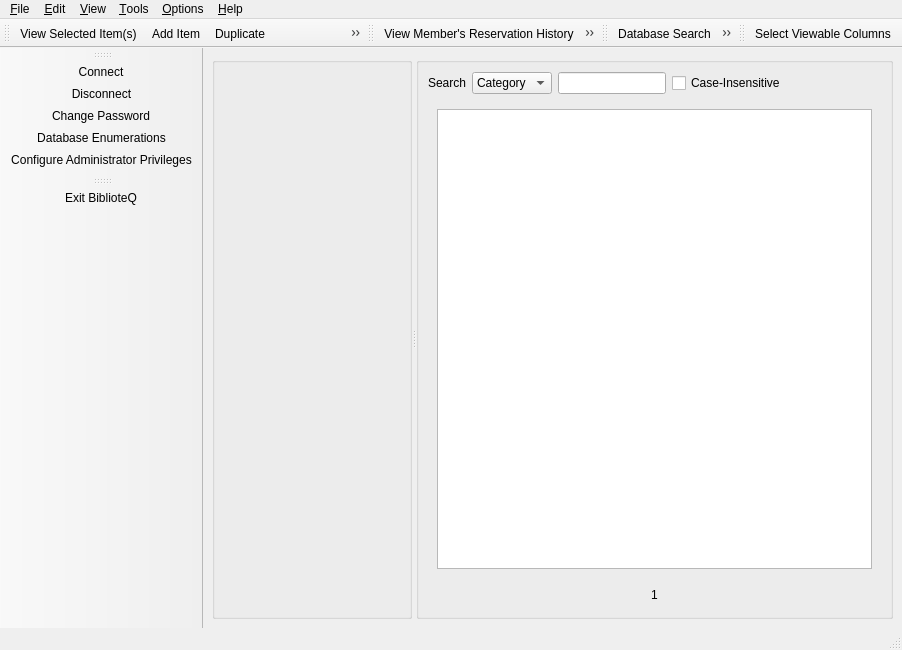
Qt form UI/mainwindow.ui (textbrowser/biblioteq) before a commit.
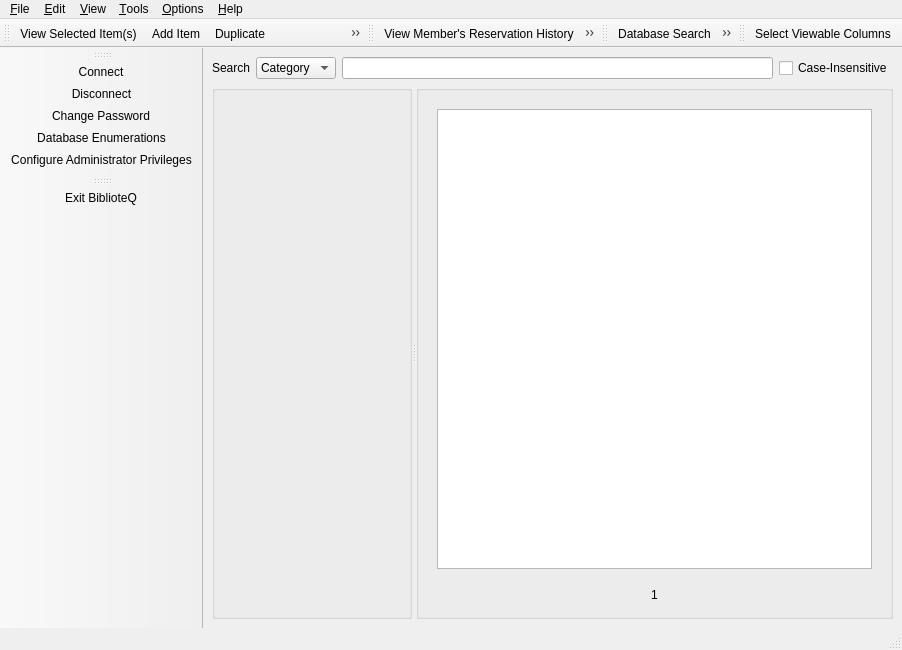
The same form after that commit. Icons and pictures are not drawn. Custom widgets are drawn as their Qt base class.

```diff
--- a/UI/mainwindow.ui
+++ b/UI/mainwindow.ui
@@ -19,6 +19,51 @@
   </property>
   <widget class="QWidget" name="centralwidget">
    <layout class="QVBoxLayout" name="verticalLayout_2">
+    <item>
+     <layout class="QHBoxLayout" name="horizontalLayout">
+      <item>
+       <widget class="QLabel" name="label">
+        <property name="text">
+         <string>Search</string>
+        </property>
+       </widget>
+      </item>
+      <item>
+       <widget class="QComboBox" name="searchType">
+        <item>
+         <property name="text">
+          <string>Category</string>
+         </property>
+        </item>
+        <item>
+         <property name="text">
+          <string>ID</string>
+         </property>
+        </item>
+        <item>
+         <property name="text">
+          <string>Keyword</string>
+         </property>
+        </item>
+        <item>
+         <property name="text">
+          <string>Title</string>
+         </property>
+        </item>
+       </widget>
+      </item>
+      <item>
+       <widget class="QLineEdit" name="search"/>
+      </item>
+      <item>
+       <widget class="QCheckBox" name="case_insensitive">
+        <property name="text">
+         <string>Case-Insensitive</string>
+        </property>
+       </widget>
+      </item>
+     </layout>
+    </item>
     <item>
      <widget class="QSplitter" name="splitter">
       <property name="orientation">
@@ -43,7 +88,7 @@
           <x>0</x>
           <y>0</y>
           <width>200</width>
-          <height>539</height>
+          <height>321</height>
          </rect>
         </property>
         <layout class="QVBoxLayout" name="verticalLayout_7">
@@ -122,64 +167,6 @@
       </widget>
       <widget class="QGroupBox" name="groupBox_2">
        <layout class="QVBoxLayout" name="verticalLayout">
-        <item>
-         <layout class="QHBoxLayout" name="horizontalLayout">
-          <item>
-           <widget class="QLabel" name="label">
-            <property name="text">
-             <string>Search</string>
-            </property>
-           </widget>
-          </item>
-          <item>
-           <widget class="QComboBox" name="searchType">
-            <item>
-             <property name="text">
-              <string>Category</string>
-             </property>
-            </item>
-            <item>
-             <property name="text">
-              <string>ID</string>
-             </property>
-            </item>
-            <item>
-             <property name="text">
-              <string>Keyword</string>
-             </property>
-            </item>
-            <item>
-             <property name="text">
-              <string>Title</string>
-             </property>
-            </item>
-           </widget>
-          </item>
-          <item>
-           <widget class="QLineEdit" name="search"/>
-          </item>
-          <item>
-           <widget class="QCheckBox" name="case_insensitive">
-            <property name="text">
-             <string>Case-Insensitive</string>
-            </property>
-           </widget>
-          </item>
-          <item>
-           <spacer name="horizontalSpacer_3">
-            <property name="orientation">
-             <enum>Qt::Horizontal</enum>
-            </property>
-            <property name="sizeHint" stdset="0">
-             <size>
-              <width>40</width>
-              <height>20</height>
-             </size>
-            </property>
-           </spacer>
-          </item>
-         </layout>
-        </item>
         <item>
          <widget class="QStackedWidget" name="stackedWidget">
           <property name="currentIndex">
```
Left out of the diff: 3 changed lines with no effect on the pictures.
